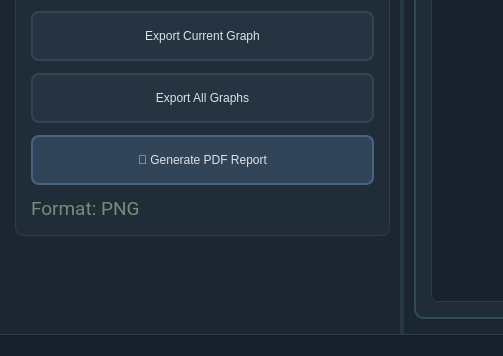
This is GUI/Analyzer_main.ui in JinLeeGG/YCP_Grease_Analyzer as Qt 5 draws it before an edit; both pictures show x 0 to 503 and y 660 to 1016 of the 1148 by 1016 pixel window. The edited form follows.
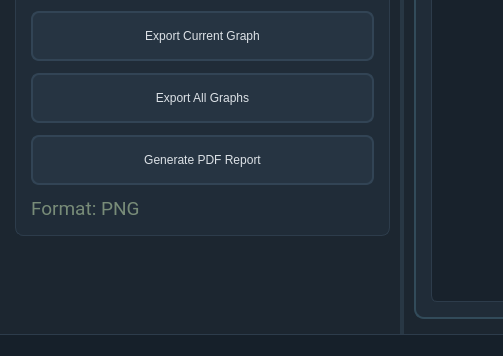
This is the edited form. Icons and pictures are not drawn.

The edit to the form file:
```diff
--- a/GUI/Analyzer_main.ui
+++ b/GUI/Analyzer_main.ui
@@ -611,22 +611,10 @@
               </size>
              </property>
              <property name="styleSheet">
-              <string notr="true">QPushButton {
-    background: rgb(50, 68, 88);
-    border: 2px solid rgb(70, 100, 130);
-}
-
-QPushButton:hover {
-    background: rgb(70, 100, 130);
-    border: 2px solid rgb(90, 130, 160);
-}
-
-QPushButton:pressed {
-    background: rgb(40, 60, 80);
-}</string>
+              <string notr="true"/>
              </property>
              <property name="text">
-              <string>📄 Generate PDF Report</string>
+              <string>Generate PDF Report</string>
              </property>
             </widget>
            </item>
```
